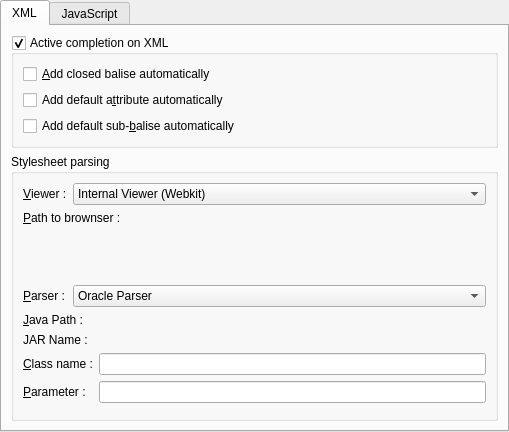
Before: the Qt Designer form plugins/webplugin/ui/webpluginform.ui in phoenix741/xinx, drawn with Qt 5.
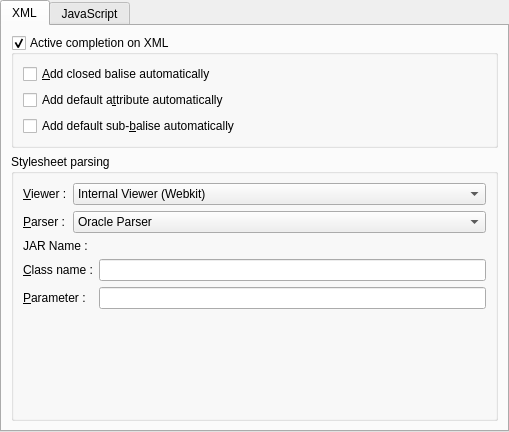
After: the same form once the commit is applied. The open tabs and pages were chosen to show the change. Custom widgets are drawn as their Qt base class.

Commit message: Dialog ok.

Diff of the .ui file:
```diff
--- a/plugins/webplugin/ui/webpluginform.ui
+++ b/plugins/webplugin/ui/webpluginform.ui
@@ -99,46 +99,7 @@
             </item>
            </widget>
           </item>
-          <item row="1" column="0" colspan="2">
-           <widget class="QStackedWidget" name="viewerOptionsWidget">
-            <property name="currentIndex">
-             <number>0</number>
-            </property>
-            <widget class="QWidget" name="pageInternalViewer"/>
-            <widget class="QWidget" name="pageExternalViewer">
-             <layout class="QFormLayout" name="formLayout_6">
-              <property name="margin">
-               <number>0</number>
-              </property>
-              <item row="0" column="0">
-               <widget class="QLabel" name="label_8">
-                <property name="text">
-                 <string>&amp;Path to brownser :</string>
-                </property>
-                <property name="buddy">
-                 <cstring>m_viewerEdit</cstring>
-                </property>
-               </widget>
-              </item>
-              <item row="0" column="1">
-               <widget class="DirectoryEditWidget" name="m_viewerEdit" native="true">
-                <property name="focusPolicy">
-                 <enum>Qt::TabFocus</enum>
-                </property>
-                <property name="whatsThis">
-                 <string>&lt;p&gt;This is the path where &lt;b&gt;XINX&lt;/b&gt; data files are stored (as snipet or completion file). &lt;/p&gt;
-&lt;p&gt;Normally the directory is stored in the xml sub-directory of &lt;b&gt;XINX&lt;/b&gt;&lt;/p&gt;</string>
-                </property>
-                <property name="directory" stdset="0">
-                 <bool>false</bool>
-                </property>
-               </widget>
-              </item>
-             </layout>
-            </widget>
-           </widget>
-          </item>
-          <item row="2" column="0">
+          <item row="1" column="0">
            <widget class="QLabel" name="label">
             <property name="text">
              <string>&amp;Parser :</string>
@@ -148,7 +109,7 @@
             </property>
            </widget>
           </item>
-          <item row="2" column="1">
+          <item row="1" column="1">
            <widget class="QComboBox" name="m_parserComboBox">
             <item>
              <property name="text">
@@ -167,7 +128,7 @@
             </item>
            </widget>
           </item>
-          <item row="4" column="0" colspan="2">
+          <item row="3" column="0" colspan="2">
            <widget class="QStackedWidget" name="parserOptionsWidget">
             <property name="currentIndex">
              <number>0</number>
@@ -181,37 +142,20 @@
                <number>0</number>
               </property>
               <item row="0" column="0">
-               <widget class="QLabel" name="label_3">
-                <property name="text">
-                 <string>&amp;Java Path :</string>
-                </property>
-                <property name="buddy">
-                 <cstring>m_javaPathEdit</cstring>
-                </property>
-               </widget>
-              </item>
-              <item row="0" column="1">
-               <widget class="DirectoryEditWidget" name="m_javaPathEdit" native="true">
-                <property name="focusPolicy">
-                 <enum>Qt::TabFocus</enum>
-                </property>
-                <property name="whatsThis">
-                 <string>&lt;p&gt;This is the path where &lt;b&gt;XINX&lt;/b&gt; data files are stored (as snipet or completion file). &lt;/p&gt;
-&lt;p&gt;Normally the directory is stored in the xml sub-directory of &lt;b&gt;XINX&lt;/b&gt;&lt;/p&gt;</string>
-                </property>
-               </widget>
-              </item>
-              <item row="1" column="0">
                <widget class="QLabel" name="label_9">
                 <property name="text">
                  <string>JAR Name :</string>
                 </property>
-                <property name="buddy">
-                 <cstring>m_javaPathEdit</cstring>
+               </widget>
+              </item>
+              <item row="0" column="1">
+               <widget class="DirectoryEditWidget" name="m_classPathEdit" native="true">
+                <property name="focusPolicy">
+                 <enum>Qt::TabFocus</enum>
                 </property>
                </widget>
               </item>
-              <item row="2" column="0">
+              <item row="1" column="0">
                <widget class="QLabel" name="label_4">
                 <property name="text">
                  <string>&amp;Class name :</string>
@@ -221,10 +165,10 @@
                 </property>
                </widget>
               </item>
-              <item row="2" column="1">
+              <item row="1" column="1">
                <widget class="QLineEdit" name="m_classNameEdit"/>
               </item>
-              <item row="3" column="0">
+              <item row="2" column="0">
                <widget class="QLabel" name="label_5">
                 <property name="text">
                  <string>&amp;Parameter :</string>
@@ -234,23 +178,9 @@
                 </property>
                </widget>
               </item>
-              <item row="3" column="1">
+              <item row="2" column="1">
                <widget class="QLineEdit" name="m_parameterEdit"/>
               </item>
-              <item row="1" column="1">
-               <widget class="DirectoryEditWidget" name="m_classPathEdit" native="true">
-                <property name="focusPolicy">
-                 <enum>Qt::TabFocus</enum>
-                </property>
-                <property name="whatsThis">
-                 <string>&lt;p&gt;This is the path where &lt;b&gt;XINX&lt;/b&gt; data files are stored (as snipet or completion file). &lt;/p&gt;
-&lt;p&gt;Normally the directory is stored in the xml sub-directory of &lt;b&gt;XINX&lt;/b&gt;&lt;/p&gt;</string>
-                </property>
-                <property name="directory" stdset="0">
-                 <bool>false</bool>
-                </property>
-               </widget>
-              </item>
              </layout>
             </widget>
             <widget class="QWidget" name="pageXsltprocParser">
```
Left out of the diff: 50 changed lines with no effect on the pictures. The commit also changes 7 other files.
